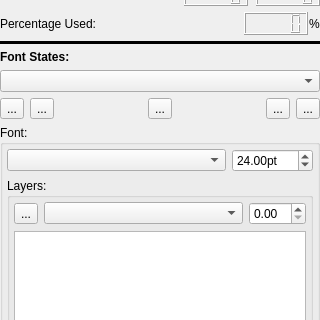
GameOverture/HarmonyEngine, file DesignerTool/src/FontWidget.ui: the form before one commit; both pictures show x 0 to 320 and y 158 to 478 of the 320 by 707 pixel window.
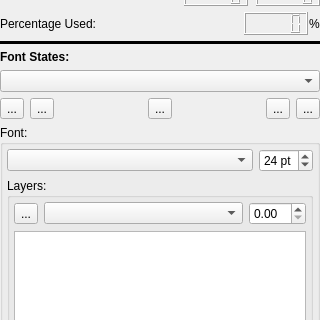
The form after the commit. Icons and pictures are not drawn. Custom widgets are drawn as their Qt base class.

Commit message: Font generation fixes, and default system font

The edit to the form file:
```diff
--- a/DesignerTool/src/FontWidget.ui
+++ b/DesignerTool/src/FontWidget.ui
@@ -346,18 +346,15 @@
          </widget>
         </item>
         <item>
-         <widget class="QDoubleSpinBox" name="sbSize">
+         <widget class="QSpinBox" name="sbSize">
           <property name="suffix">
-           <string>pt</string>
+           <string> pt</string>
           </property>
           <property name="minimum">
-           <double>4.000000000000000</double>
-          </property>
-          <property name="maximum">
-           <double>4098.000000000000000</double>
+           <number>4</number>
           </property>
           <property name="value">
-           <double>24.000000000000000</double>
+           <number>24</number>
           </property>
          </widget>
         </item>
```
The commit also changes 16 other files.
